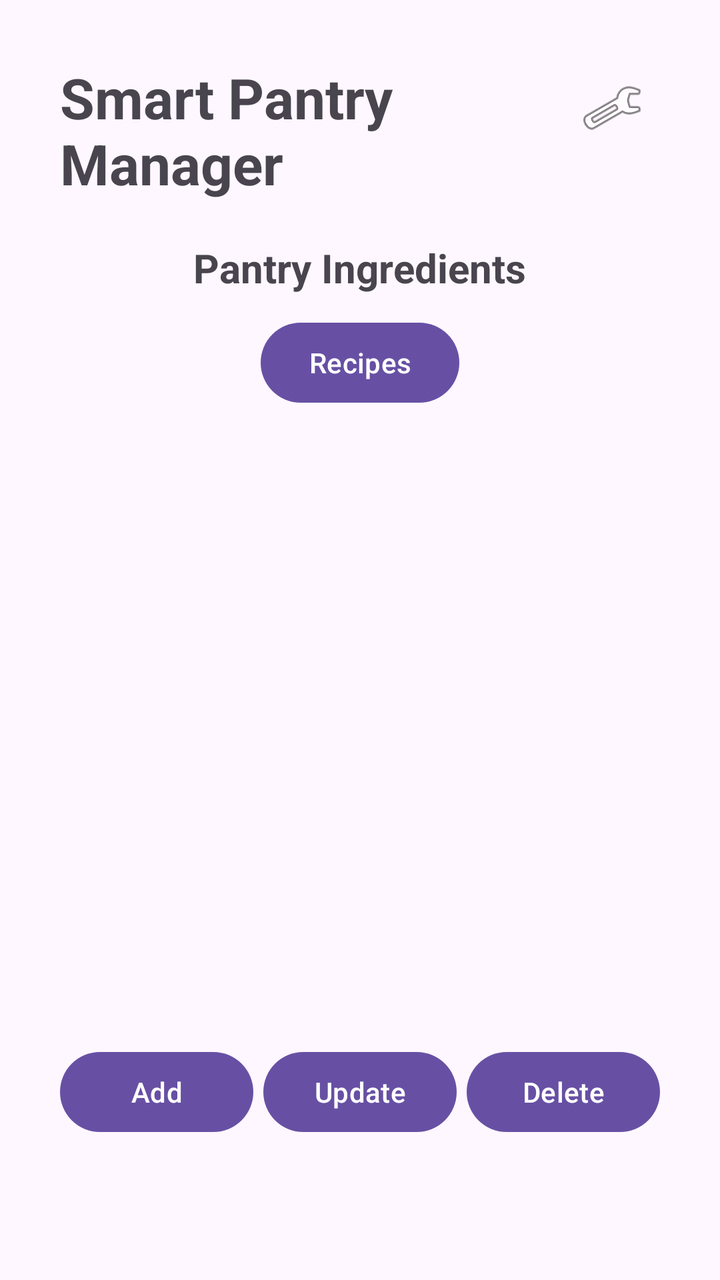
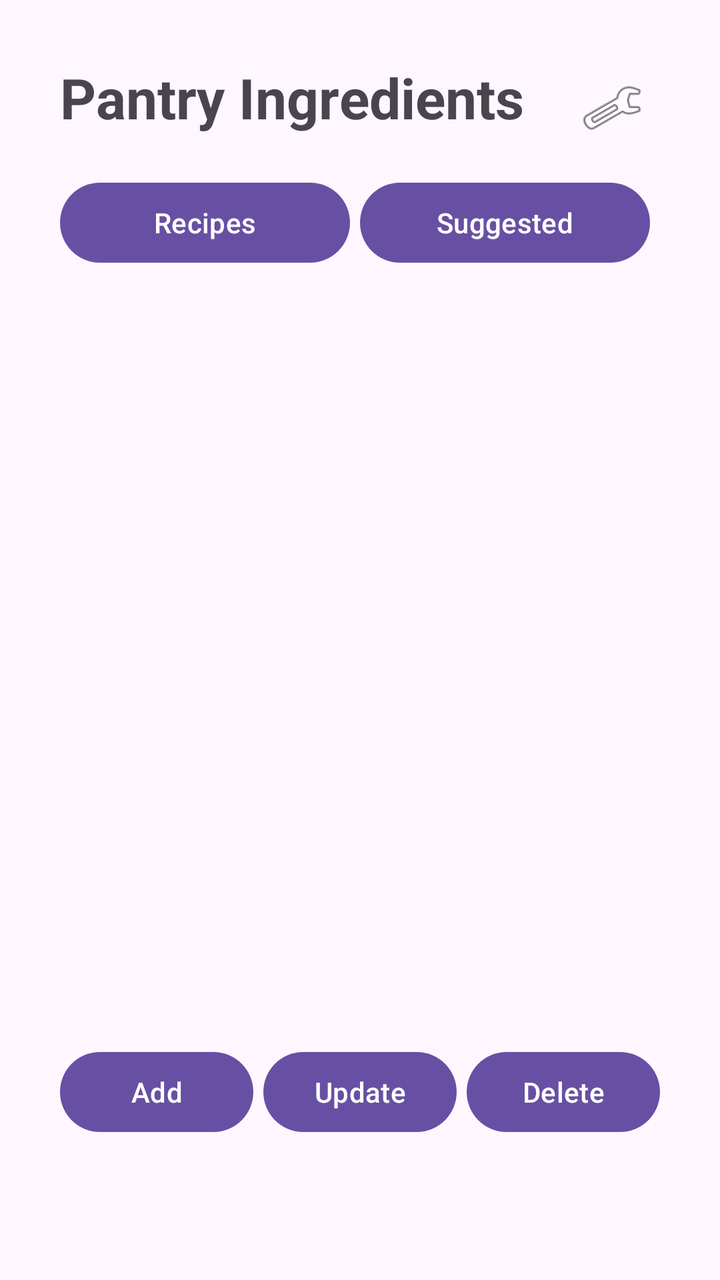

Compare the two renders of this Android layout. The source of the first and the diff that turns it into the second are given below.
<!-- AndroidManifest.xml: application theme Theme.SmartPantryManager -->
<!-- res/layout/activity_main.xml -->
<?xml version="1.0" encoding="utf-8"?>
<LinearLayout xmlns:android="http://schemas.android.com/apk/res/android"
    xmlns:app="http://schemas.android.com/apk/res-auto"
    xmlns:tools="http://schemas.android.com/tools"
    android:id="@+id/main"
    android:orientation="vertical"
    android:gravity="center"
    android:padding="30dp"
    android:layout_width="match_parent"
    android:layout_height="match_parent"
    tools:context=".MainActivity">

    <LinearLayout
        android:orientation="horizontal"
        android:layout_width="match_parent"
        android:layout_height="wrap_content" >

        <TextView
            android:id="@+id/Title"
            android:text="Smart Pantry Manager"
            android:textSize="28sp"
            android:textStyle="bold"
            android:layout_marginBottom="20dp"
            android:layout_weight="1"
            android:layout_width="wrap_content"
            android:layout_height="wrap_content" />

        <ImageButton
            android:id="@+id/btnSettings"
            android:src="@android:drawable/ic_menu_manage"
            android:background="@android:color/transparent"
            android:layout_width="48dp"
            android:layout_height="48dp" />

    </LinearLayout>


    <TextView
        android:id="@+id/Pantry"
        android:layout_width="wrap_content"
        android:layout_height="wrap_content"
        android:layout_marginBottom="10dp"
        android:text="Pantry Ingredients"
        android:textSize="20sp"
        android:textStyle="bold" />

    <Button
        android:id="@+id/btnRecipes"
        android:layout_width="wrap_content"
        android:layout_height="wrap_content"
        android:layout_marginBottom="20dp"
        android:text="Recipes" />

    <TextView
        android:id="@+id/EmptyMessage"
        android:text="Add ingredients to get started"
        android:textSize="16sp"
        android:gravity="bottom"
        android:visibility="gone"
        android:layout_weight="1"
        android:layout_width="wrap_content"
        android:layout_height="0dp" />

    <androidx.recyclerview.widget.RecyclerView
        android:id="@+id/recyclerIngredients"
        android:layout_weight="1"
        android:layout_width="match_parent"
        android:layout_height="0dp" />

    <LinearLayout
        android:orientation="horizontal"
        android:layout_marginBottom="20dp"
        android:layout_width="match_parent"
        android:layout_height="wrap_content">
    <Button
        android:id="@+id/btnAddIngredient"
        android:text="Add"
        android:layout_marginBottom="20dp"
        android:layout_marginEnd="5dp"
        android:layout_width="0dp"
        android:layout_height="wrap_content"
        android:layout_weight="1"/>
    <Button
        android:id="@+id/btnUpdateIngredient"
        android:text="Update"
        android:layout_marginBottom="20dp"
        android:layout_marginEnd="5dp"
        android:layout_width="0dp"
        android:layout_height="wrap_content"
        android:layout_weight="1"/>
    <Button
        android:id="@+id/btnDeleteIngredient"
        android:text="Delete"
        android:layout_marginBottom="20dp"
        android:layout_width="0dp"
        android:layout_height="wrap_content"
        android:layout_weight="1"/>

    </LinearLayout>

</LinearLayout>
<!-- resources referenced by this layout -->
<resources>
  <style name="Theme.SmartPantryManager" parent="Base.Theme.SmartPantryManager" />
  <style name="Base.Theme.SmartPantryManager" parent="Theme.Material3.DayNight.NoActionBar">
          
          
      </style>
</resources>

<!-- the commit's change to res/layout/activity_main.xml (unified diff, before → after) -->
@@ -17,7 +17,7 @@
 
         <TextView
             android:id="@+id/Title"
-            android:text="Smart Pantry Manager"
+            android:text="Pantry Ingredients"
             android:textSize="28sp"
             android:textStyle="bold"
             android:layout_marginBottom="20dp"
@@ -35,21 +35,30 @@
     </LinearLayout>
 
 
-    <TextView
-        android:id="@+id/Pantry"
-        android:layout_width="wrap_content"
-        android:layout_height="wrap_content"
-        android:layout_marginBottom="10dp"
-        android:text="Pantry Ingredients"
-        android:textSize="20sp"
-        android:textStyle="bold" />
+<LinearLayout
+    android:layout_width="match_parent"
+    android:layout_height="wrap_content" >
 
     <Button
         android:id="@+id/btnRecipes"
-        android:layout_width="wrap_content"
+        android:layout_width="0dp"
         android:layout_height="wrap_content"
+        android:layout_weight="1"
+        android:layout_marginEnd="5dp"
         android:layout_marginBottom="20dp"
         android:text="Recipes" />
+
+    <Button
+        android:id="@+id/btnSuggestedRecipes"
+        android:text="Suggested"
+        android:layout_weight="1"
+        android:layout_width="0dp"
+        android:layout_height="wrap_content"
+        android:layout_marginEnd="5dp"
+        android:layout_marginBottom="20dp"/>
+
+</LinearLayout>
+
 
     <TextView
         android:id="@+id/EmptyMessage"
